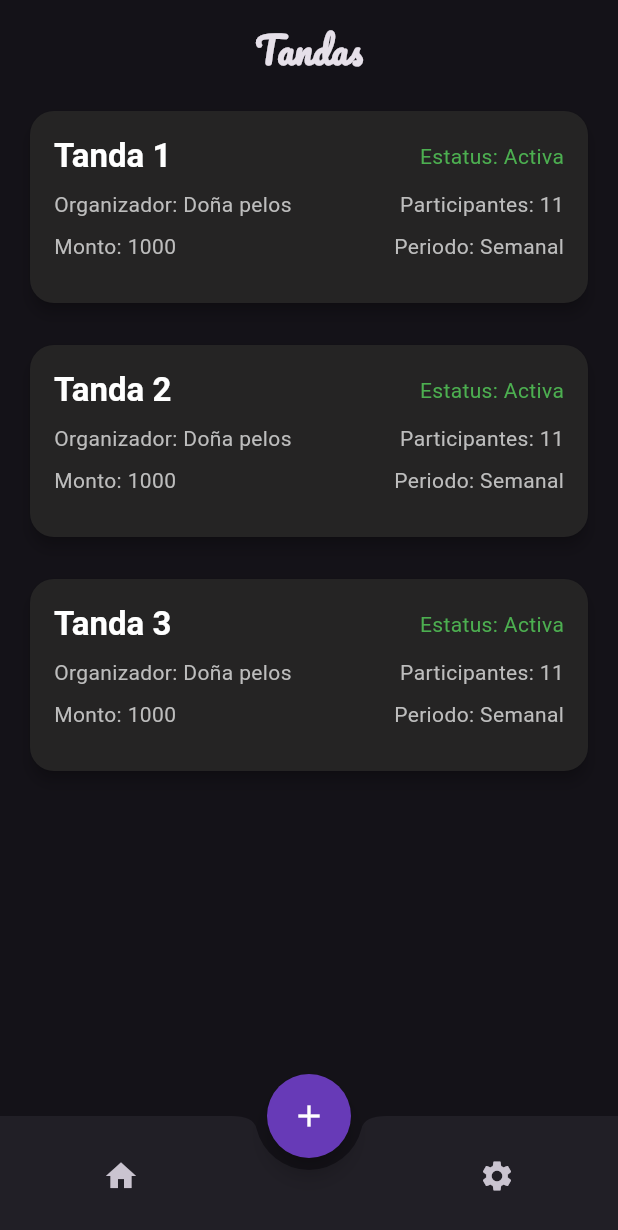
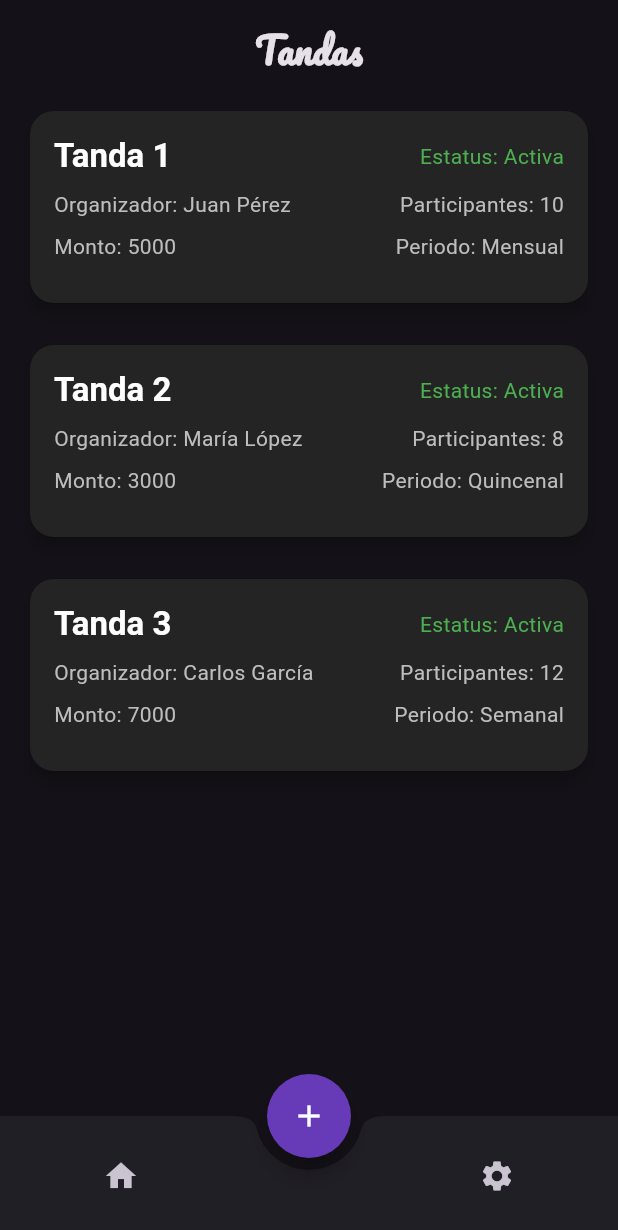
Before and after one commit to javierjarquin/tutandita, a Flutter app: the Homescreen screen opened directly, on a phone screen of 412 x 824 dp. Shown: the top 1230 px of the screen. Run offline on Flutter 3.47's test engine with Material 3 defaults, Android fonts, the phone set to English and light mode, and no system bars.

Commit message:
adj: Se agrega tanda y el modificar tanda

```diff
--- a/lib/presentation/screen/homescreen.dart
+++ b/lib/presentation/screen/homescreen.dart
@@ -1,7 +1,36 @@
 import 'package:flutter/material.dart';
 import 'package:tutandita/presentation/screen/addtanda.dart';
+import 'package:tutandita/presentation/screen/edittanda.dart'; // Importa la pantalla de edición
 
 class Homescreen extends StatelessWidget {
+  Future<List<Map<String, String>>> _fetchTandas() async {
+    // Hardcoded examples
+    await Future.delayed(Duration(seconds: 1)); // Simulate network delay
+    return [
+      {
+        'title': 'Tanda 1',
+        'usermanager': 'Juan Pérez',
+        'participants': '10',
+        'amount': '5000',
+        'period': 'Mensual',
+      },
+      {
+        'title': 'Tanda 2',
+        'usermanager': 'María López',
+        'participants': '8',
+        'amount': '3000',
+        'period': 'Quincenal',
+      },
+      {
+        'title': 'Tanda 3',
+        'usermanager': 'Carlos García',
+        'participants': '12',
+        'amount': '7000',
+        'period': 'Semanal',
+      },
+    ];
+  }
+
   void _addtanda(BuildContext context) async {
     Navigator.pushReplacement(
       context,
@@ -9,10 +38,28 @@ class Homescreen extends StatelessWidget {
     );
   }
 
+  void _editTanda(BuildContext context, Map<String, String> tanda) {
+    Navigator.push(
+      context,
+      MaterialPageRoute(builder: (context) => EditTandaScreen(tanda: tanda)),
+    );
+  }
+
   @override
   Widget build(BuildContext context) {
     return Scaffold(
-      body: SingleChildScrollView(
+      body: FutureBuilder<List<Map<String, String>>>(
+        future: _fetchTandas(),
+        builder: (context, snapshot) {
+          if (snapshot.connectionState == ConnectionState.waiting) {
+            return Center(child: CircularProgressIndicator());
+          } else if (snapshot.hasError) {
+            return Center(child: Text('Error: ${snapshot.error}'));
+          } else if (!snapshot.hasData || snapshot.data!.isEmpty) {
+            return Center(child: Text('No tandas available'));
+          } else {
+            final tandas = snapshot.data!;
+            return SingleChildScrollView(
               child: Padding(
                 padding: const EdgeInsets.all(16.0),
                 child: Column(
@@ -26,39 +73,21 @@ class Homescreen extends StatelessWidget {
                       ),
                     ),
                     SizedBox(height: 20),
-              _buildCard(
-                context,
-                'Tanda 1',
-                'Doña pelos',
-                '11',
-                '1000',
-                'Semanal',
+                    ...tandas.map(
+                      (tanda) => Padding(
+                        padding: const EdgeInsets.only(bottom: 20.0),
+                        child: _buildCard(context, tanda),
                       ),
-              SizedBox(height: 20),
-              _buildCard(
-                context,
-                'Tanda 2',
-                'Doña pelos',
-                '11',
-                '1000',
-                'Semanal',
-              ),
-              SizedBox(height: 20),
-              _buildCard(
-                context,
-                'Tanda 3',
-                'Doña pelos',
-                '11',
-                '1000',
-                'Semanal',
                     ),
                   ],
                 ),
               ),
+            );
+          }
+        },
       ),
       floatingActionButton: FloatingActionButton(
         onPressed: () => _addtanda(context),
-
         backgroundColor: Colors.deepPurple,
         shape: CircleBorder(),
         child: Icon(Icons.add, color: Colors.white),
@@ -79,15 +108,10 @@ class Homescreen extends StatelessWidget {
     );
   }
 
-  Widget _buildCard(
-    BuildContext context,
-    String title,
-    String usermanager,
-    String participants,
-    String amount,
-    String period,
-  ) {
-    return Card(
+  Widget _buildCard(BuildContext context, Map<String, String> tanda) {
+    return GestureDetector(
+      onTap: () => _editTanda(context, tanda),
+      child: Card(
         color: const Color.fromARGB(255, 37, 36, 36),
         shape: RoundedRectangleBorder(borderRadius: BorderRadius.circular(16)),
         elevation: 4,
@@ -99,26 +123,29 @@ class Homescreen extends StatelessWidget {
               Row(
                 children: [
                   Text(
-                  title,
+                    tanda['title']!,
                     style: Theme.of(context).textTheme.titleLarge?.copyWith(
                       fontWeight: FontWeight.bold,
                       color: Colors.white,
                     ),
                   ),
                   Spacer(),
-                Text('Estatus: Activa', style: TextStyle(color: Colors.green)),
+                  Text(
+                    'Estatus: Activa',
+                    style: TextStyle(color: Colors.green),
+                  ),
                 ],
               ),
               SizedBox(height: 8),
               Row(
                 children: [
                   Text(
-                  'Organizador: $usermanager',
+                    'Organizador: ${tanda['usermanager']}',
                     style: TextStyle(color: Colors.grey[400]),
                   ),
                   Spacer(),
                   Text(
-                  'Participantes: $participants',
+                    'Participantes: ${tanda['participants']}',
                     style: TextStyle(color: Colors.grey[400]),
                   ),
                 ],
@@ -127,12 +154,12 @@ class Homescreen extends StatelessWidget {
               Row(
                 children: [
                   Text(
-                  'Monto: $amount',
+                    'Monto: ${tanda['amount']}',
                     style: TextStyle(color: Colors.grey[400]),
                   ),
                   Spacer(),
                   Text(
-                  'Periodo: $period',
+                    'Periodo: ${tanda['period']}',
                     style: TextStyle(color: Colors.grey[400]),
                   ),
                 ],
@@ -141,6 +168,7 @@ class Homescreen extends StatelessWidget {
             ],
           ),
         ),
+      ),
     );
   }
 }
```
Also changed, not shown: lib/presentation/screen/addtanda.dart (+63 -6 lines), lib/presentation/screen/edittanda.dart (added, +378 -0 lines). Lines whose indentation alone changed are shown as unchanged.
